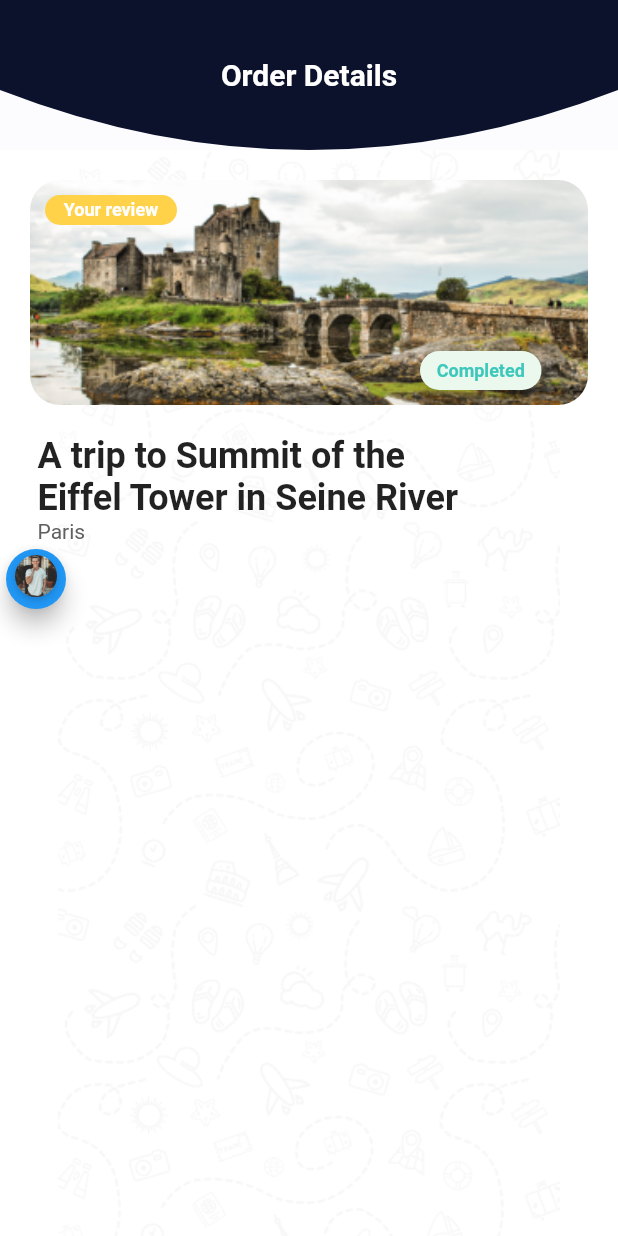
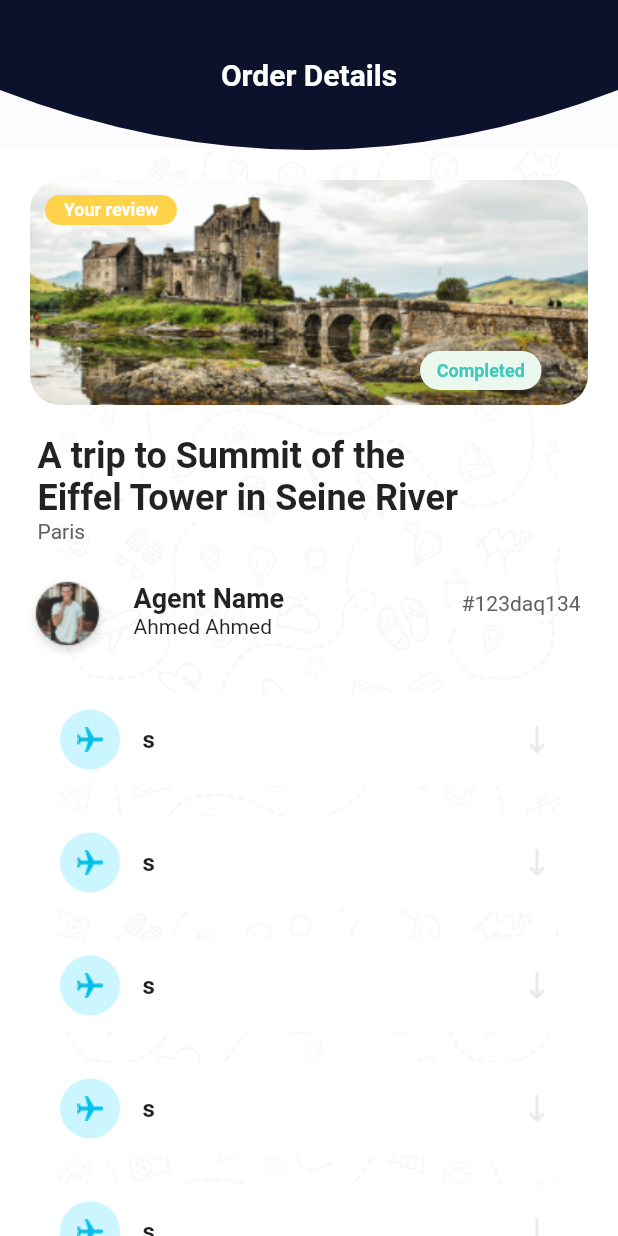
Before and after one commit to Omar-Moshtaha/tourism, a Flutter app: the screen it shows after launch, on a phone screen of 412 x 824 dp. Run offline on Flutter 3.47's test engine with Material 2 defaults, Android fonts, the phone set to English and light mode, and no system bars; our stand-ins replace flutter_custom_clippers, flutter_switch, hexcolor.

Commit message:
OrderDetails

```diff
--- a/lib/Order Details.dart
+++ b/lib/Order Details.dart
@@ -22,6 +22,8 @@ class OrderDetails extends StatelessWidget {
         title: Text("Order Details",style: TextStyle(fontSize: 20,fontWeight: FontWeight.bold),),
       ),
       body: Container(
+         child: SingleChildScrollView(
+           physics: BouncingScrollPhysics(),
            child: Column(
              crossAxisAlignment: CrossAxisAlignment.start,
              children: [
@@ -85,13 +87,46 @@ class OrderDetails extends StatelessWidget {
                    fontSize: 14,
                  ),),
                ),
-Row(
+Padding(
+  padding: const EdgeInsets.only(left: 15,top: 20),
+  child:   Row(
+
     children: [
-FloatingActionButton(onPressed: () {} ,child: Image(image: AssetImage("image/image48.png"),),mini: true,)
+
+
+
+      Image(image: AssetImage("image/image48.png")),
+SizedBox(width: 14,),
+Column(
+  crossAxisAlignment: CrossAxisAlignment.start,
+  children: [
+    Text("Agent Name",style: TextStyle(fontWeight: FontWeight.bold,fontSize: 18),),
+    Padding(
+      padding: const EdgeInsets.only(bottom: 10,),
+      child: Text("Ahmed Ahmed",style: TextStyle(fontSize: 14),),
+    ),
   ],
-)
+),
+      Spacer(),
+      Padding(
+        padding: const EdgeInsets.only(bottom: 20,right: 25),
+        child: Text("#123daq134",style: TextStyle(
+            fontSize: 14,color: HexColor("#606060"),
+        ),),
+      ),
+
 
     ],
+
+  ),
+),
+               Padding(
+                 padding: const EdgeInsets.only(bottom: 20),
+                 child: Container(height: 500,child: ListView.builder(shrinkWrap: true,physics: NeverScrollableScrollPhysics(),itemBuilder: (context, index) =>  BulidItem("#CBF6FF","image/image49.png","s"),itemCount: 10,)),
+               ),
+
+             ],
+           ),
          ),
         decoration: BoxDecoration(
           image: DecorationImage(
@@ -101,4 +136,27 @@ FloatingActionButton(onPressed: () {} ,child: Image(image: AssetImage("image/ima
       ),
     );
   }
+Widget BulidItem(String colors,String images,String title)=>Padding(
+  padding: const EdgeInsets.only(right: 25,left: 25,top: 20),
+  child:   Container(decoration: BoxDecoration(
+    borderRadius: BorderRadius.circular(20),
+    color: Colors.white,
+
+  ),width: double.infinity,height: 62,child: Row(
+    children: [
+      SizedBox(width: 15,),
+      CircleAvatar(backgroundColor: HexColor("$colors"),child: Image(image: AssetImage("$images"),)),
+
+      SizedBox(width: 15,),
+      Text("$title",style: TextStyle(fontWeight: FontWeight.bold,fontSize: 16),),
+      Spacer(),
+ Image(image: AssetImage("image/image19.png")),
+      SizedBox(width: 20,),
+    ]
+
+    ,
+  ),),
+
+);
+
 }
```
Also changed, not shown: image/image49.png (added). Lines whose indentation alone changed are shown as unchanged.
